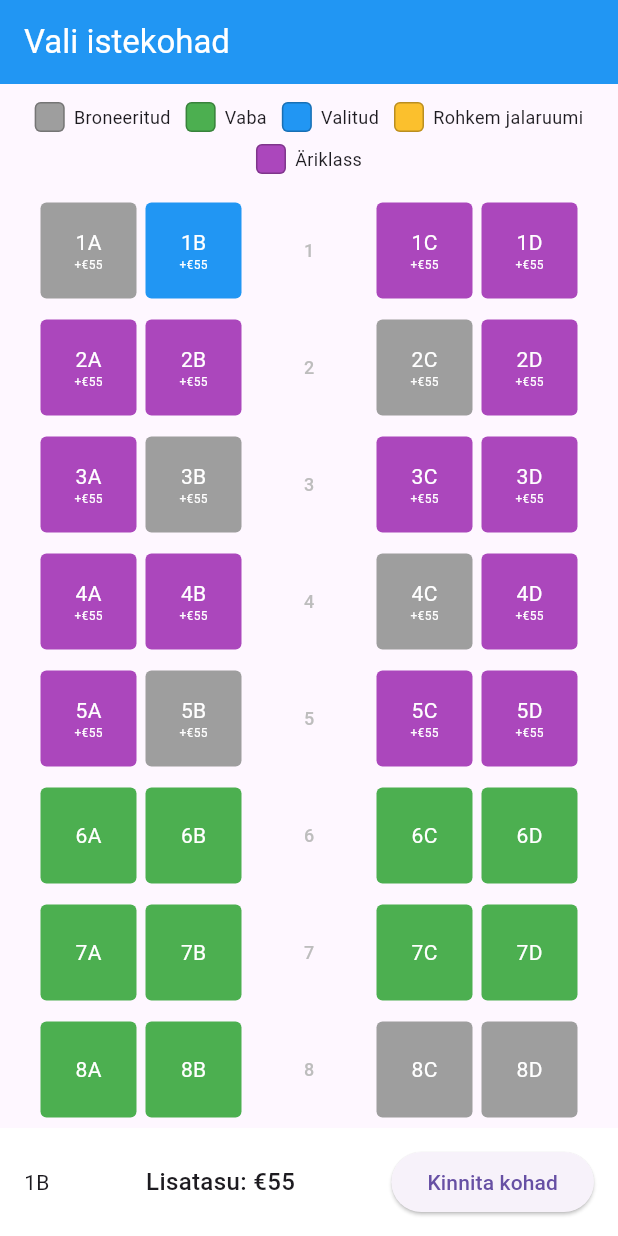
After one commit to jorgenfox/flightplanner, a Flutter app: the istekohadpage screen opened directly, after a tap on an icon or button, on a phone screen of 412 x 824 dp. The commit adds this screen. Run offline on Flutter 3.47's test engine with Material 3 defaults, Android fonts, the phone set to English and light mode, and no system bars.

Commit message:
Lisatud istekohtade valimise lehe funktsionaalsus (mall)

```diff
--- a/lib/core/bottom_nav_bar.dart
+++ b/lib/core/bottom_nav_bar.dart
@@ -1,6 +1,7 @@
 import 'package:flutter/material.dart';
 import 'package:flightplanner/pages/homepage.dart';
 import 'package:flightplanner/pages/lennudpage.dart';
+import 'package:flightplanner/pages/istekohadpage.dart';
 
 class FlightData {
   final String departure;
@@ -33,13 +34,16 @@ class _BottomNavBarState extends State<BottomNavBar> {
   void initState() {
     super.initState();
     _screens = [
-      HomePage(onSearch: (data) {
+      HomePage(
+        onSearch: (data) {
           flightDataNotifier.value = data;
           setState(() {
             _currentIndex = 1; // switch to LennudPage
           });
-      }),
+        },
+      ),
       LennudPage(flightDataNotifier: flightDataNotifier),
+      istekohadpage(),
     ];
   }
 
@@ -49,12 +53,14 @@ class _BottomNavBarState extends State<BottomNavBar> {
       body: _screens[_currentIndex],
       bottomNavigationBar: BottomNavigationBar(
         currentIndex: _currentIndex,
-        onTap: (index) => setState(() {
+        onTap:
+            (index) => setState(() {
               _currentIndex = index;
             }),
         items: const [
           BottomNavigationBarItem(icon: Icon(Icons.search), label: "Otsing"),
           BottomNavigationBarItem(icon: Icon(Icons.flight), label: "Lennud"),
+          BottomNavigationBarItem(icon: Icon(Icons.event_seat),label: "Istekohad"), //Testimiseks siin
         ],
       ),
     );
--- /dev/null
+++ b/lib/pages/istekohadpage.dart
@@ -0,0 +1,303 @@
+import 'dart:math';
+import 'package:flutter/material.dart';
+
+void main() => runApp(SeatBookingApp());
+
+class SeatBookingApp extends StatelessWidget {
+  @override
+  Widget build(BuildContext context) {
+    return MaterialApp(title: 'Vali istekohad', home: istekohadpage());
+  }
+}
+
+class istekohadpage extends StatefulWidget {
+  @override
+  _istekohadpageState createState() => _istekohadpageState();
+}
+
+class _istekohadpageState extends State<istekohadpage> {
+  final int maxSelectableSeats = 2; // implementeerida, prg testimiseks ainult
+  final int rows = 31;
+  final int cols = 5;
+  final Color availableColor = Colors.green;
+  final Color selectedColor = Colors.blue;
+  final Color bookedColor = Colors.grey;
+  final Color exitRowColor = Colors.yellow.shade700;
+  final Color businessClassColor = Colors.purple.shade400;
+
+  List<String> selectedSeatLabels = [];
+  List<List<SeatStatus>> seatMap = [];
+  final Random _random = Random();
+
+  @override
+  void initState() {
+    super.initState();
+    seatMap = List.generate(rows, (row) {
+      return List.generate(cols, (col) {
+        if (col == 2) return SeatStatus.aisle;
+        bool isBooked = _random.nextDouble() < 0.25;
+        return isBooked ? SeatStatus.booked : SeatStatus.available;
+      });
+    });
+  }
+
+  void toggleSeat(int row, int col) {
+    final currentStatus = seatMap[row][col];
+    final label = getSeatLabel(row, col);
+
+    if (currentStatus == SeatStatus.booked || currentStatus == SeatStatus.aisle)
+      return;
+
+    setState(() {
+      if (currentStatus == SeatStatus.selected) {
+        seatMap[row][col] = SeatStatus.available;
+        selectedSeatLabels.remove(label);
+      } else if (selectedSeatLabels.length < maxSelectableSeats) {
+        seatMap[row][col] = SeatStatus.selected;
+        selectedSeatLabels.add(label);
+      }
+    });
+  }
+
+  bool hasSelectedSeats() {
+    return seatMap.any((row) => row.contains(SeatStatus.selected));
+  }
+
+  double? getSeatPrice(int row) {
+    if (row < 5 || row == 14) return row == 14 ? 35.0 : 55.0;
+    return null;
+  }
+
+  double getTotalExtraCost() {
+    double total = 0.0;
+
+    for (int row = 0; row < seatMap.length; row++) {
+      for (int col = 0; col < seatMap[row].length; col++) {
+        if (seatMap[row][col] == SeatStatus.selected) {
+          final price = getSeatPrice(row);
+          if (price != null) total += price;
+        }
+      }
+    }
+
+    return total;
+  }
+
+  String getSeatLabel(int row, int col) {
+    final letters = ['A', 'B', '', 'C', 'D'];
+    return '${row + 1}${letters[col]}';
+  }
+
+  Widget buildLegendItem(Color color, String label) {
+    return Row(
+      mainAxisSize: MainAxisSize.min,
+      children: [
+        Container(
+          width: 20,
+          height: 20,
+          margin: EdgeInsets.only(right: 6),
+          decoration: BoxDecoration(
+            color: color,
+            borderRadius: BorderRadius.circular(4),
+            border: Border.all(color: Colors.black26),
+          ),
+        ),
+        Text(label, style: TextStyle(fontSize: 12)),
+      ],
+    );
+  }
+
+  @override
+  Widget build(BuildContext context) {
+    return Scaffold(
+      appBar: AppBar(title: Text('Vali istekohad')),
+      body: Column(
+        children: [
+          Padding(
+            padding: const EdgeInsets.symmetric(vertical: 12.0),
+            child: Wrap(
+              alignment: WrapAlignment.center,
+              spacing: 10,
+              runSpacing: 8,
+              children: [
+                buildLegendItem(bookedColor, 'Broneeritud'),
+                buildLegendItem(availableColor, 'Vaba'),
+                buildLegendItem(selectedColor, 'Valitud'),
+                buildLegendItem(exitRowColor, 'Rohkem jalaruumi'),
+                buildLegendItem(businessClassColor, 'Äriklass'),
+              ],
+            ),
+          ),
+          Expanded(
+            child: ListView.builder(
+              itemCount: rows,
+              itemBuilder: (context, row) {
+                final isExitRow = row == 14;
+                return Padding(
+                  padding: EdgeInsets.only(
+                    top: isExitRow ? 24.0 : 4.0,
+                    bottom: 4.0,
+                  ),
+                  child: Row(
+                    mainAxisAlignment: MainAxisAlignment.center,
+                    children: List.generate(cols, (col) {
+                      final status = seatMap[row][col];
+
+                      if (col == 2) {
+                        return Padding(
+                          padding: const EdgeInsets.symmetric(horizontal: 24.0),
+                          child: SizedBox(
+                            width: 36,
+                            child: Center(
+                              child: Text(
+                                '${row + 1}',
+                                style: TextStyle(
+                                  fontSize: 12,
+                                  fontWeight: FontWeight.w500,
+                                  color: Colors.grey.shade400,
+                                ),
+                              ),
+                            ),
+                          ),
+                        );
+                      }
+
+                      Color color;
+                      switch (status) {
+                        case SeatStatus.available:
+                          if (row == 14) {
+                            color = exitRowColor; // Exit row
+                          } else if (row < 5) {
+                            color = businessClassColor; // Business class
+                          } else {
+                            color = availableColor;
+                          }
+                          break;
+                        case SeatStatus.selected:
+                          color = selectedColor;
+                          break;
+                        case SeatStatus.booked:
+                          color = bookedColor;
+                          break;
+                        default:
+                          color = Colors.transparent;
+                      }
+
+                      final price = getSeatPrice(row);
+
+                      return Padding(
+                        padding: const EdgeInsets.all(3.0),
+                        child: GestureDetector(
+                          onTap: () => toggleSeat(row, col),
+                          child: Container(
+                            width: 64,
+                            height: 64,
+                            decoration: BoxDecoration(
+                              color: color,
+                              borderRadius: BorderRadius.circular(4),
+                            ),
+                            child: Center(
+                              child: Column(
+                                mainAxisAlignment: MainAxisAlignment.center,
+                                children: [
+                                  Text(
+                                    getSeatLabel(row, col),
+                                    style: TextStyle(
+                                      fontSize: 14,
+                                      color: Colors.white,
+                                    ),
+                                  ),
+                                  if (price != null)
+                                    Text(
+                                      '+€${price.toInt()}',
+                                      style: TextStyle(
+                                        fontSize: 8,
+                                        color: Colors.white,
+                                      ),
+                                    ),
+                                ],
+                              ),
+                            ),
+                          ),
+                        ),
+                      );
+                    }),
+                  ),
+                );
+              },
+            ),
+          ),
+          AnimatedSwitcher(
+            duration: Duration(milliseconds: 150),
+            child:
+                hasSelectedSeats()
+                    ? Container(
+                      key: ValueKey('bottom_bar'),
+                      padding: const EdgeInsets.symmetric(
+                        horizontal: 16,
+                        vertical: 12,
+                      ),
+                      color: Colors.white,
+                      child: Row(
+                        mainAxisAlignment: MainAxisAlignment.spaceBetween,
+                        children: [
+                          Text(
+                            '${selectedSeatLabels.join(", ")}', //TODO
+                            style: TextStyle(fontSize: 14),
+                          ),
+                          Text(
+                            'Lisatasu: €${getTotalExtraCost().toStringAsFixed(0)}',
+                            style: TextStyle(
+                              fontSize: 16,
+                              fontWeight: FontWeight.w500,
+                            ),
+                          ),
+                          ElevatedButton(
+                            onPressed: () {
+                              // Handle confirm logic
+                            },
+                            child: Text('Kinnita kohad'),
+                          ),
+                        ],
+                      ),
+                    )
+                    : SizedBox.shrink(key: ValueKey('empty')),
+          ),
+        ],
+      ),
+    );
+  }
+}
+
+enum SeatStatus { available, selected, booked, aisle }
+
+/*
+CONFIRM BUTTON
+
+Navigator.push(
+  context,
+  MaterialPageRoute(
+    builder: (context) => TicketPage(seats: selectedSeatLabels),
+  ),
+);
+
+FOR RECEIVEING DART FILE
+
+class TicketPage extends StatelessWidget {
+  final List<String> seats;
+
+  const TicketPage({required this.seats});
+
+  @override
+  Widget build(BuildContext context) {
+    return Scaffold(
+      appBar: AppBar(title: Text('Your Tickets')),
+      body: Center(
+        child: Text('Seats: ${seats.join(", ")}'),
+      ),
+    );
+  }
+}
+
+
+*/
```
Lines whose indentation alone changed are shown as unchanged.
